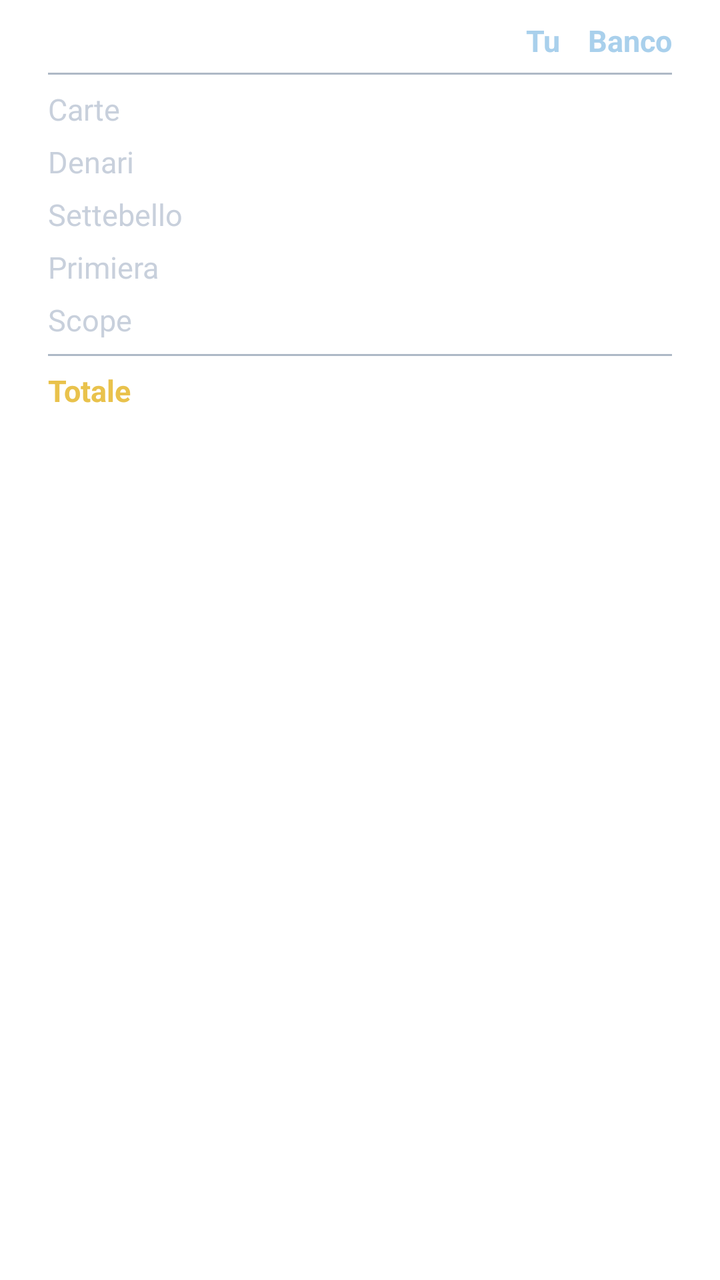
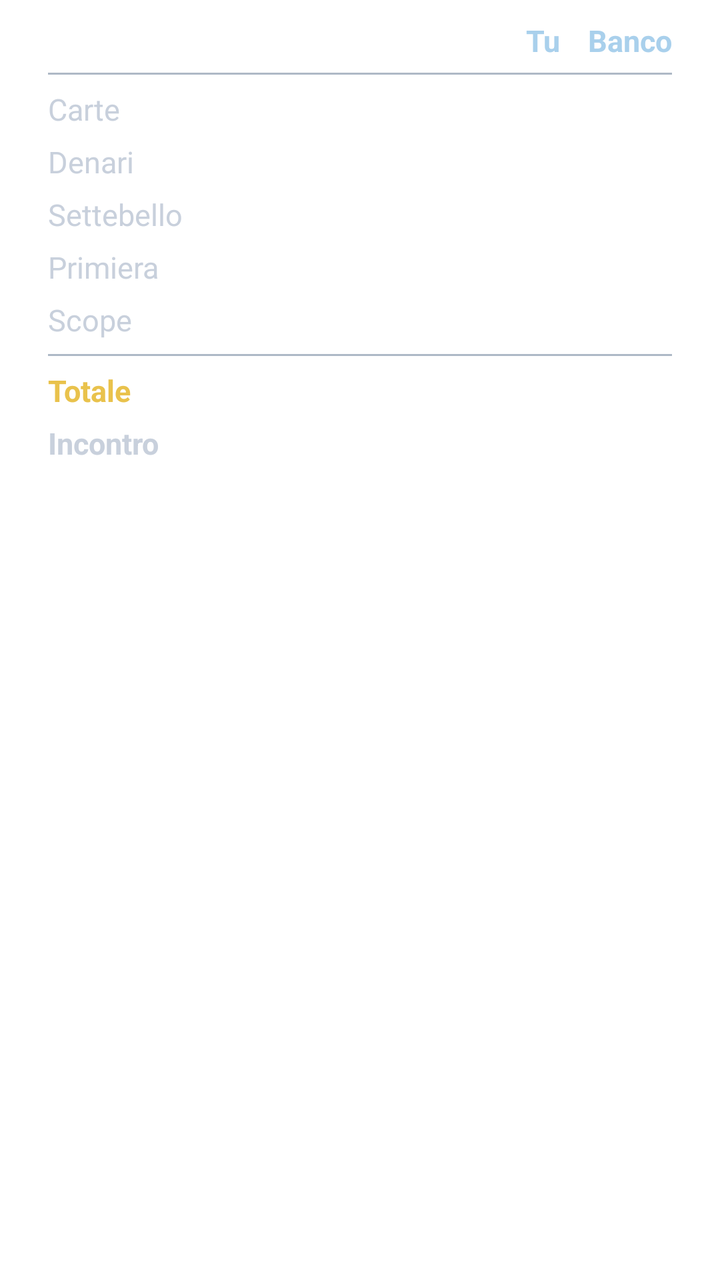

The first picture is an Android layout as it rendered before a commit; the second is the same layout after the commit. The layout source and the unified diff follow.
<!-- AndroidManifest.xml: application theme Theme.Scopa -->
<!-- res/layout/dialog_score.xml -->
<?xml version="1.0" encoding="utf-8"?>
<LinearLayout xmlns:android="http://schemas.android.com/apk/res/android"
    android:layout_width="match_parent"
    android:layout_height="wrap_content"
    android:orientation="vertical"
    android:paddingStart="24dp"
    android:paddingEnd="24dp"
    android:paddingTop="10dp"
    android:paddingBottom="6dp">

    <TableLayout
        android:layout_width="match_parent"
        android:layout_height="wrap_content"
        android:stretchColumns="0">

        <TableRow>
            <TextView
                android:layout_width="wrap_content"
                android:layout_height="wrap_content" />
            <TextView
                android:layout_width="wrap_content"
                android:layout_height="wrap_content"
                android:minWidth="56dp"
                android:gravity="end"
                android:paddingStart="10dp"
                android:paddingEnd="0dp"
                android:text="@string/you"
                android:textColor="@color/celeste"
                android:textSize="15sp"
                android:textStyle="bold" />
            <TextView
                android:layout_width="wrap_content"
                android:layout_height="wrap_content"
                android:minWidth="56dp"
                android:gravity="end"
                android:paddingStart="10dp"
                android:paddingEnd="0dp"
                android:text="@string/bot"
                android:textColor="@color/celeste"
                android:textSize="15sp"
                android:textStyle="bold" />
        </TableRow>

        <View
            android:layout_height="1dp"
            android:layout_marginTop="6dp"
            android:layout_marginBottom="4dp"
            android:background="@color/silver_dark" />

        <TableRow>
            <TextView style="@style/ScoreLabel" android:text="@string/pt_carte" />
            <TextView android:id="@+id/youCarte" style="@style/ScoreValue" />
            <TextView android:id="@+id/botCarte" style="@style/ScoreValue" />
        </TableRow>
        <TableRow>
            <TextView style="@style/ScoreLabel" android:text="@string/pt_denari" />
            <TextView android:id="@+id/youDenari" style="@style/ScoreValue" />
            <TextView android:id="@+id/botDenari" style="@style/ScoreValue" />
        </TableRow>
        <TableRow>
            <TextView style="@style/ScoreLabel" android:text="@string/pt_settebello" />
            <TextView android:id="@+id/youSette" style="@style/ScoreValue" />
            <TextView android:id="@+id/botSette" style="@style/ScoreValue" />
        </TableRow>
        <TableRow>
            <TextView style="@style/ScoreLabel" android:text="@string/pt_primiera" />
            <TextView android:id="@+id/youPrimiera" style="@style/ScoreValue" />
            <TextView android:id="@+id/botPrimiera" style="@style/ScoreValue" />
        </TableRow>
        <TableRow>
            <TextView style="@style/ScoreLabel" android:text="@string/pt_scope" />
            <TextView android:id="@+id/youScope" style="@style/ScoreValue" />
            <TextView android:id="@+id/botScope" style="@style/ScoreValue" />
        </TableRow>

        <View
            android:layout_height="1dp"
            android:layout_marginTop="4dp"
            android:layout_marginBottom="4dp"
            android:background="@color/silver_dark" />

        <TableRow>
            <TextView style="@style/ScoreLabel"
                android:text="@string/pt_totale"
                android:textColor="@color/gold"
                android:textStyle="bold" />
            <TextView android:id="@+id/youTot" style="@style/ScoreValue"
                android:textColor="@color/gold" android:textStyle="bold" />
            <TextView android:id="@+id/botTot" style="@style/ScoreValue"
                android:textColor="@color/gold" android:textStyle="bold" />
        </TableRow>
    </TableLayout>

    <TextView
        android:id="@+id/txtMatch"
        android:layout_width="match_parent"
        android:layout_height="wrap_content"
        android:layout_marginTop="14dp"
        android:textColor="@color/silver"
        android:textSize="15sp" />

    <TextView
        android:id="@+id/txtWinner"
        android:layout_width="match_parent"
        android:layout_height="wrap_content"
        android:layout_marginTop="10dp"
        android:textColor="@color/gold"
        android:textSize="16sp"
        android:textStyle="bold"
        android:visibility="gone" />
</LinearLayout>
<!-- resources referenced by this layout -->
<resources>
  <color name="celeste">#A9D0EC</color>
  <color name="gold">#E9C24C</color>
  <color name="silver">#C8D0DC</color>
  <color name="silver_dark">#AEB9C6</color>
  <string name="bot">Banco</string>
  <string name="pt_carte">Carte</string>
  <string name="pt_denari">Denari</string>
  <string name="pt_primiera">Primiera</string>
  <string name="pt_scope">Scope</string>
  <string name="pt_settebello">Settebello</string>
  <string name="pt_totale">Totale</string>
  <string name="you">Tu</string>
  <style name="ScoreLabel">
          <item name="android:layout_width">wrap_content</item>
          <item name="android:layout_height">wrap_content</item>
          <item name="android:paddingTop">3dp</item>
          <item name="android:paddingBottom">3dp</item>
          <item name="android:textColor">@color/silver</item>
          <item name="android:textSize">15sp</item>
      </style>
  <style name="ScoreValue">
          <item name="android:layout_width">wrap_content</item>
          <item name="android:layout_height">wrap_content</item>
          <item name="android:minWidth">56dp</item>
          <item name="android:paddingStart">10dp</item>
          <item name="android:paddingTop">3dp</item>
          <item name="android:paddingBottom">3dp</item>
          <item name="android:gravity">end</item>
          <item name="android:textColor">@color/silver</item>
          <item name="android:textSize">15sp</item>
      </style>
  <style name="Theme.Scopa" parent="Theme.MaterialComponents.DayNight.NoActionBar">
          <item name="colorPrimary">@color/navy_mid</item>
          <item name="colorPrimaryVariant">@color/navy_deep</item>
          <item name="colorOnPrimary">@color/celeste_light</item>
          <item name="colorSecondary">@color/gold</item>
          <item name="android:statusBarColor" tools:targetApi="l">@color/navy_deep</item>
          <item name="alertDialogTheme">@style/DarkAlertDialog</item>
          <item name="materialAlertDialogTheme">@style/DarkAlertDialog</item>
      </style>
  <color name="navy_mid">#23477E</color>
  <color name="navy_deep">#0C1626</color>
  <color name="celeste_light">#D7EAF6</color>
  <style name="DarkAlertDialog" parent="Theme.MaterialComponents.Dialog.Alert">
          <item name="colorSurface">@color/navy</item>
          <item name="android:colorBackground">@color/navy</item>
          <item name="colorOnSurface">@color/silver</item>
          <item name="android:textColorPrimary">@color/silver</item>
          <item name="android:textColorSecondary">@color/silver</item>
          <item name="colorPrimary">@color/silver</item>
      </style>
  <color name="navy">#14294A</color>
</resources>

<!-- the commit's change to res/layout/dialog_score.xml (unified diff, before → after) -->
@@ -89,15 +89,17 @@
             <TextView android:id="@+id/botTot" style="@style/ScoreValue"
                 android:textColor="@color/gold" android:textStyle="bold" />
         </TableRow>
+
+        
+        <TableRow>
+            <TextView android:id="@+id/lblMatch" style="@style/ScoreLabel"
+                android:text="@string/pt_incontro" android:textStyle="bold" />
+            <TextView android:id="@+id/youMatch" style="@style/ScoreValue"
+                android:textStyle="bold" />
+            <TextView android:id="@+id/botMatch" style="@style/ScoreValue"
+                android:textStyle="bold" />
+        </TableRow>
     </TableLayout>
-
-    <TextView
-        android:id="@+id/txtMatch"
-        android:layout_width="match_parent"
-        android:layout_height="wrap_content"
-        android:layout_marginTop="14dp"
-        android:textColor="@color/silver"
-        android:textSize="15sp" />
 
     <TextView
         android:id="@+id/txtWinner"
<!-- resource entries referenced after the edit -->
@@ -2,11 +2,11 @@
 <resources>
   <color name="celeste">#A9D0EC</color>
   <color name="gold">#E9C24C</color>
-  <color name="silver">#C8D0DC</color>
   <color name="silver_dark">#AEB9C6</color>
   <string name="bot">Banco</string>
   <string name="pt_carte">Carte</string>
   <string name="pt_denari">Denari</string>
+  <string name="pt_incontro">Incontro</string>
   <string name="pt_primiera">Primiera</string>
   <string name="pt_scope">Scope</string>
   <string name="pt_settebello">Settebello</string>
@@ -40,6 +40,7 @@
           <item name="alertDialogTheme">@style/DarkAlertDialog</item>
           <item name="materialAlertDialogTheme">@style/DarkAlertDialog</item>
       </style>
+  <color name="silver">#C8D0DC</color>
   <color name="navy_mid">#23477E</color>
   <color name="navy_deep">#0C1626</color>
   <color name="celeste_light">#D7EAF6</color>
